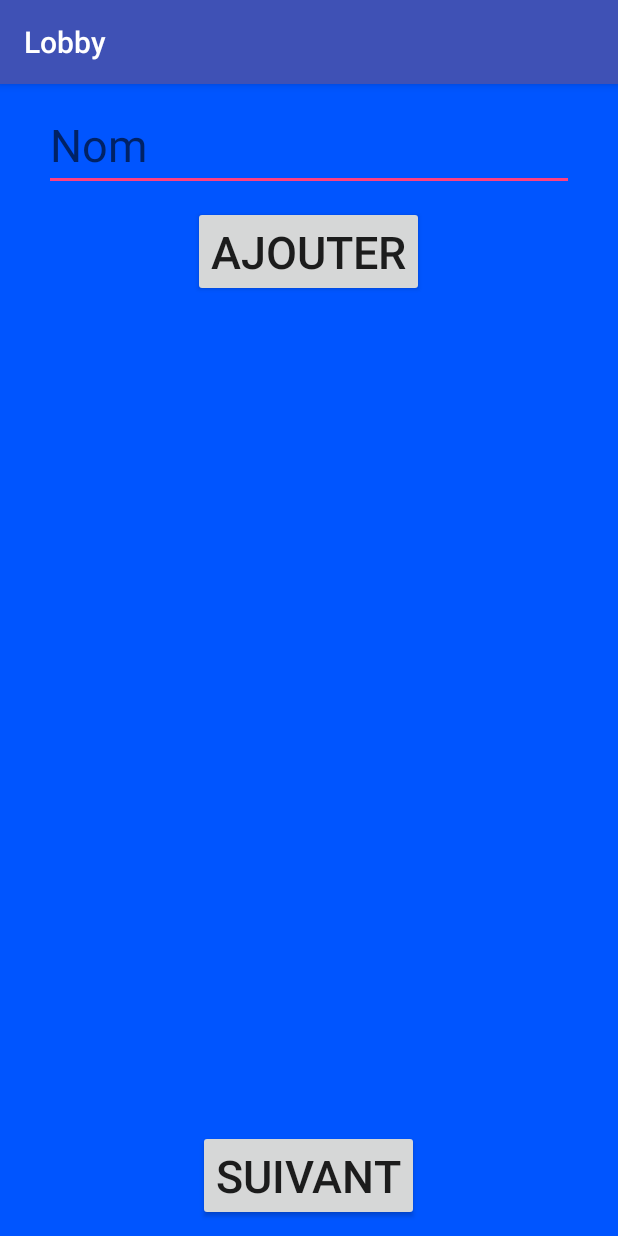
After one commit to Res260/NFCProject, an Android app: the LobbyActivity screen opened directly, with no data from a screen before it, on a phone screen of 412 x 824 dp. The commit adds this screen. Run offline under Robolectric (Android 15) with nearby library versions, the phone set to English and light mode, and no system bars.

Commit message:
Starting lobby activity

```diff
--- a/app/build.gradle
+++ b/app/build.gradle
@@ -23,4 +23,5 @@ dependencies {
     compile fileTree(dir: 'libs', include: ['*.jar'])
     testCompile 'junit:junit:4.12'
     compile 'com.android.support:appcompat-v7:24.2.0'
+    compile 'com.android.support:support-v4:24.2.0'
 }
--- /dev/null
+++ b/app/src/main/java/com/example/res260/NFCProject/LobbyActivity.java
@@ -0,0 +1,70 @@
+package com.example.res260.NFCProject;
+
+import android.support.v7.app.AppCompatActivity;
+import android.os.Bundle;
+import android.view.View;
+import android.widget.AdapterView;
+import android.widget.ArrayAdapter;
+import android.widget.Button;
+import android.widget.EditText;
+import android.widget.ListView;
+import android.widget.TextView;
+import android.widget.Toast;
+
+import java.util.LinkedList;
+import java.util.List;
+
+public class LobbyActivity extends AppCompatActivity {
+
+    // Widgets
+    private EditText editTextNom;
+    private Button buttonAjouter;
+
+    private ListView listViewNoms;
+    private ArrayAdapter adapterListViewNoms;
+
+    /**
+     * Liste de noms de joueurs.
+     */
+    private List<String> nameList = new LinkedList<>();
+
+    @Override
+    protected void onCreate(Bundle savedInstanceState) {
+        super.onCreate(savedInstanceState);
+        setContentView(R.layout.activity_lobby);
+
+        editTextNom = (EditText) findViewById(R.id.edittext_nom);
+
+        // ListView settings
+        adapterListViewNoms = new ArrayAdapter<>(this, R.layout.layout_listview_nom, nameList);
+
+        listViewNoms = (ListView) findViewById(R.id.listview_noms);
+        listViewNoms.setAdapter(adapterListViewNoms);
+
+        listViewNoms.setOnItemClickListener(new AdapterView.OnItemClickListener() {
+            @Override
+            public void onItemClick(AdapterView<?> adapterView, View view, int i, long l) {
+                String item = ((TextView)view).getText().toString();
+                System.out.println(item);
+            }
+        });
+
+        // Ajouter settings
+        buttonAjouter = (Button) findViewById(R.id.button_ajouter);
+        buttonAjouter.setOnClickListener(new View.OnClickListener() {
+            @Override
+            public void onClick(View view) {
+                ajouterJoueur();
+            }
+        });
+    }
+
+    public void ajouterJoueur() {
+        String nom = editTextNom.getText().toString();
+        if(!nom.isEmpty()) {
+            nameList.add(nom);
+            editTextNom.setText("");
+            adapterListViewNoms.notifyDataSetChanged();
+        }
+    }
+}
--- /dev/null
+++ b/app/src/main/res/layout/activity_lobby.xml
@@ -0,0 +1,58 @@
+<RelativeLayout xmlns:android="http://schemas.android.com/apk/res/android"
+    xmlns:tools="http://schemas.android.com/tools"
+    android:layout_width="match_parent"
+    android:layout_height="match_parent"
+    android:background="@color/background_app"
+    tools:context=".LobbyActivity">
+
+    <!-- The primary full-screen view. This can be replaced with whatever view
+         is needed to present your content, e.g. VideoView, SurfaceView,
+         TextureView, etc. -->
+
+    <!-- This FrameLayout insets its children based on system windows using
+         android:fitsSystemWindows. -->
+
+    <Button
+        android:layout_width="wrap_content"
+        android:layout_height="wrap_content"
+        android:text="@string/text_button_suivant"
+        android:id="@+id/button_suivant"
+        android:layout_alignParentBottom="true"
+        android:layout_centerHorizontal="true"
+        android:layout_marginBottom="@dimen/dim_spacing_top_bottom"
+        android:textSize="30sp"
+        android:singleLine="false" />
+
+    <EditText
+        android:layout_width="wrap_content"
+        android:layout_height="wrap_content"
+        android:inputType="textPersonName"
+        android:ems="10"
+        android:id="@+id/edittext_nom"
+        android:layout_alignParentTop="true"
+        android:layout_centerHorizontal="true"
+        android:layout_marginTop="@dimen/dim_spacing_top_bottom"
+        android:textSize="30sp"
+        android:hint="@string/text_placeholder_nom" />
+
+    <Button
+        android:layout_width="wrap_content"
+        android:layout_height="wrap_content"
+        android:text="@string/text_button_ajouter"
+        android:id="@+id/button_ajouter"
+        android:layout_below="@+id/edittext_nom"
+        android:layout_centerHorizontal="true"
+        android:layout_marginTop="@dimen/dim_spacing_top_bottom"
+        android:textSize="30sp" />
+
+    <ListView
+        android:layout_width="wrap_content"
+        android:layout_height="wrap_content"
+        android:id="@+id/listview_noms"
+        android:layout_centerHorizontal="true"
+        android:layout_below="@+id/button_ajouter"
+        android:layout_marginTop="@dimen/dim_spacing_top_bottom"
+        android:layout_above="@+id/button_suivant"
+        android:layout_marginBottom="@dimen/dim_spacing_top_bottom"
+        android:drawSelectorOnTop="false" />
+</RelativeLayout>
--- a/app/src/main/res/values/colors.xml
+++ b/app/src/main/res/values/colors.xml
@@ -3,4 +3,12 @@
     <color name="colorPrimary">#3F51B5</color>
     <color name="colorPrimaryDark">#303F9F</color>
     <color name="colorAccent">#FF4081</color>
+
+    <color name="black_overlay">#66000000</color>
+
+    <color name="counter_terrorist">#4A75B5</color>
+    <color name="terrorist">#C4AE6F</color>
+
+    <color name="background_suivant">#f0f0f0</color>
+    <color name="background_app">#0055ff</color>
 </resources>
--- a/app/src/main/res/values/dimens.xml
+++ b/app/src/main/res/values/dimens.xml
@@ -2,4 +2,5 @@
     <!-- Default screen margins, per the Android Design guidelines. -->
     <dimen name="activity_horizontal_margin">16dp</dimen>
     <dimen name="activity_vertical_margin">16dp</dimen>
+    <dimen name="dim_spacing_top_bottom">10dp</dimen>
 </resources>
--- a/app/src/main/res/values/strings.xml
+++ b/app/src/main/res/values/strings.xml
@@ -1,3 +1,10 @@
 <resources>
     <string name="app_name">My Application</string>
+
+    <string name="title_activity_lobby">Lobby</string>
+    <string name="dummy_button">Dummy Button</string>
+    <string name="dummy_content">DUMMY\nCONTENT</string>
+    <string name="text_button_suivant">Suivant</string>
+    <string name="text_button_ajouter">Ajouter</string>
+    <string name="text_placeholder_nom">Nom</string>
 </resources>
--- a/app/src/main/res/values/styles.xml
+++ b/app/src/main/res/values/styles.xml
@@ -8,4 +8,16 @@
         <item name="colorAccent">@color/colorAccent</item>
     </style>
 
+    <style name="FullscreenTheme" parent="AppTheme">
+        <item name="android:actionBarStyle">@style/FullscreenActionBarStyle</item>
+        <item name="android:windowActionBarOverlay">true</item>
+        <item name="android:windowBackground">@null</item>
+        <item name="metaButtonBarStyle">?android:attr/buttonBarStyle</item>
+        <item name="metaButtonBarButtonStyle">?android:attr/buttonBarButtonStyle</item>
+    </style>
+
+    <style name="FullscreenActionBarStyle" parent="Widget.AppCompat.ActionBar">
+        <item name="android:background">@color/black_overlay</item>
+    </style>
+
 </resources>
```
Also changed, not shown: app/src/main/AndroidManifest.xml (+6 -1 lines), app/src/main/java/com/example/res260/NFCProject/MainActivity.java (+11 -0 lines), app/src/main/res/layout/activity_main.xml (+9 -0 lines), app/src/main/res/layout/layout_listview_nom.xml (added, +10 -0 lines), app/src/main/res/values/attrs.xml (added, +12 -0 lines).
